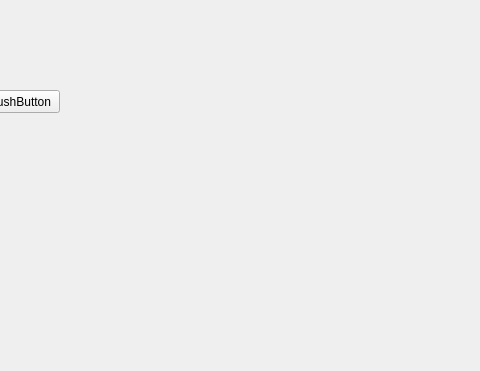
Qt form SimpleTemplate/mainwindow.ui (jnukylinliu/SimpleTemplate) before a commit; both pictures show x 160 to 640 and y 0 to 371 of the 800 by 600 pixel window.
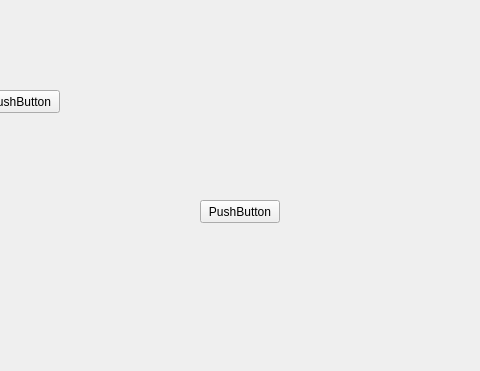
The same form after that commit.

```diff
--- a/SimpleTemplate/mainwindow.ui
+++ b/SimpleTemplate/mainwindow.ui
@@ -27,6 +27,19 @@
      <string>PushButton</string>
     </property>
    </widget>
+   <widget class="QPushButton" name="pushButton_2">
+    <property name="geometry">
+     <rect>
+      <x>360</x>
+      <y>200</y>
+      <width>80</width>
+      <height>23</height>
+     </rect>
+    </property>
+    <property name="text">
+     <string>PushButton</string>
+    </property>
+   </widget>
   </widget>
   <widget class="QMenuBar" name="menubar">
    <property name="geometry">
```
